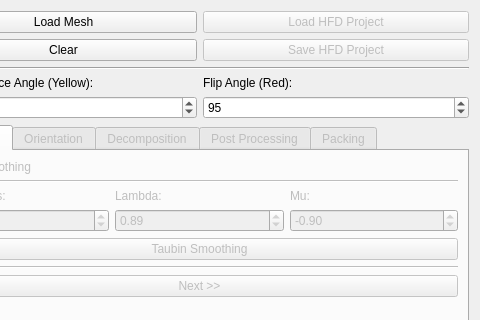
Old version of the form gui/hf_gui.ui in the repository cg3hci/SplitAndMill; both pictures show x 81 to 561 and y 0 to 320 of the 561 by 744 pixel window.
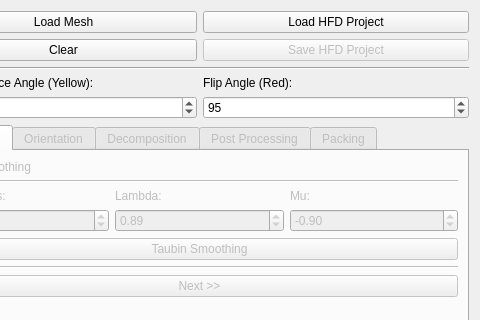
New version of the form. The open tabs and pages were chosen to show the change.

Patch:
```diff
--- a/gui/hf_gui.ui
+++ b/gui/hf_gui.ui
@@ -777,7 +777,7 @@
       <item row="0" column="1">
        <widget class="QPushButton" name="loadHFDPushButton">
         <property name="enabled">
-         <bool>false</bool>
+         <bool>true</bool>
         </property>
         <property name="text">
          <string>Load HFD Project</string>
```
Left out of the diff: 2 changed lines with no effect on the pictures.
